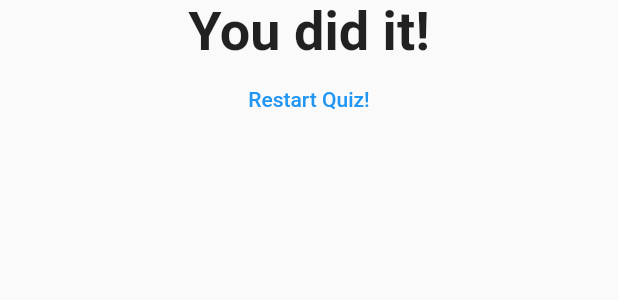
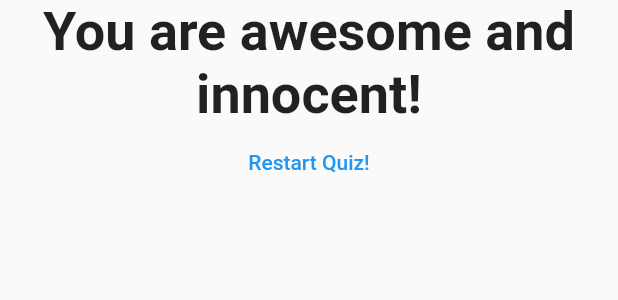
Before and after one commit to shramitgupta/Flutter-Quiz-App, a Flutter app: the Result widget shown alone on an empty page, opened directly with empty values, on a phone screen of 412 x 824 dp. Shown: the top 300 px of the screen. Run offline on Flutter 3.47's test engine with Material 2 defaults, Android fonts, the phone set to English and light mode, and no system bars.

Commit message:
some error solved

```diff
--- a/lib/main.dart
+++ b/lib/main.dart
@@ -1,15 +1,17 @@
 import 'package:flutter/material.dart';
-import 'package:learning_flutter/result.dart';
+
 import './quiz.dart';
 import './result.dart';
+// void main() {
+//   runApp(MyApp());
+// }
 
-void main() {
-  runApp(MyApp());
-}
+void main() => runApp(MyApp());
 
 class MyApp extends StatefulWidget {
   @override
   State<StatefulWidget> createState() {
+    // TODO: implement createState
     return _MyAppState();
   }
 }
@@ -17,35 +19,36 @@ class MyApp extends StatefulWidget {
 class _MyAppState extends State<MyApp> {
   final _questions = const [
     {
-      'questionText': "What's your favorite color?",
+      'questionText': 'What\'s your favorite color?',
       'answers': [
-        {'Text': 'Black', 'score': 10},
-        {'Text': 'Red', 'score': 5},
-        {'Text': 'Green', 'score': 3},
-        {'Text': 'White', 'score': 1},
+        {'text': 'Black', 'score': 10},
+        {'text': 'Red', 'score': 5},
+        {'text': 'Green', 'score': 3},
+        {'text': 'White', 'score': 1},
       ],
     },
     {
-      'questionText': "What's your favorite animal?",
+      'questionText': 'What\'s your favorite animal?',
       'answers': [
-        {'Text': 'Rabbit', 'score': 3},
-        {'Text': 'Snake', 'score': 11},
-        {'Text': 'Elephant', 'score': 5},
-        {'Text': 'Lion', 'score': 9},
+        {'text': 'Rabbit', 'score': 3},
+        {'text': 'Snake', 'score': 11},
+        {'text': 'Elephant', 'score': 5},
+        {'text': 'Lion', 'score': 9},
       ],
     },
     {
-      'questionText': "What's your favorite instructor?",
+      'questionText': 'Who\'s your favorite instructor?',
       'answers': [
-        {'Text': 'Max', 'score': 1},
-        {'Text': 'Max', 'score': 1},
-        {'Text': 'Max', 'score': 1},
-        {'Text': 'Max', 'score': 1},
+        {'text': 'Max', 'score': 1},
+        {'text': 'Max', 'score': 1},
+        {'text': 'Max', 'score': 1},
+        {'text': 'Max', 'score': 1},
       ],
     },
   ];
   var _questionIndex = 0;
   var _totalScore = 0;
+
   void _resetQuiz() {
     setState(() {
       _questionIndex = 0;
@@ -54,31 +57,43 @@ class _MyAppState extends State<MyApp> {
   }
 
   void _answerQuestion(int score) {
-    _totalScore = _totalScore + score;
+    // var aBool = true;
+    // aBool = false;
+
+    _totalScore += score;
+
     setState(() {
       _questionIndex = _questionIndex + 1;
     });
     print(_questionIndex);
     if (_questionIndex < _questions.length) {
-      print("We have more question!");
+      print('We have more questions!');
     } else {
-      print("No more questions!");
+      print('No more questions!');
     }
   }
 
   @override
   Widget build(BuildContext context) {
+    // var dummy = const ['Hello'];
+    // dummy.add('Max');
+    // print(dummy);
+    // dummy = [];
+    // questions = []; // does not work if questions is a const
+
     return MaterialApp(
       home: Scaffold(
         appBar: AppBar(
-            title: Text("My First App"),
+          title: Text('My First App'),
         ),
         body: _questionIndex < _questions.length
             ? Quiz(
                 answerQuestion: _answerQuestion,
                 questionIndex: _questionIndex,
-                  questions: _questions)
-              : Result(_totalScore, _resetQuiz)),
+                questions: _questions,
+              )
+            : Result(_totalScore, _resetQuiz),
+      ),
     );
   }
 }
--- a/lib/question.dart
+++ b/lib/question.dart
@@ -2,7 +2,9 @@ import 'package:flutter/material.dart';
 
 class Question extends StatelessWidget {
   final String questionText;
+
   Question(this.questionText);
+
   @override
   Widget build(BuildContext context) {
     return Container(
--- a/lib/result.dart
+++ b/lib/result.dart
@@ -3,15 +3,17 @@ import 'package:flutter/material.dart';
 class Result extends StatelessWidget {
   final int resultScore;
   final Function resetHandler;
-  Result(this.resultScore,this.resetHandler);
-  String get resuktPhrase {
+
+  Result(this.resultScore, this.resetHandler);
+
+  String get resultPhrase {
     String resultText;
     if (resultScore <= 8) {
       resultText = 'You are awesome and innocent!';
     } else if (resultScore <= 12) {
       resultText = 'Pretty likeable!';
     } else if (resultScore <= 16) {
-      resultText = 'You are .... Strange?!';
+      resultText = 'You are ... strange?!';
     } else {
       resultText = 'You are so bad!';
     }
@@ -22,13 +24,19 @@ class Result extends StatelessWidget {
   Widget build(BuildContext context) {
     return Center(
       child: Column(
-        children: [
+        children: <Widget>[
           Text(
-            "You did it!",
+            resultPhrase,
             style: TextStyle(fontSize: 36, fontWeight: FontWeight.bold),
             textAlign: TextAlign.center,
           ),
-          FlatButton(onPressed: resetHandler, child: Text("Restart Quiz!"),textColor: Colors.blue,)
+          FlatButton(
+            child: Text(
+              'Restart Quiz!',
+            ),
+            textColor: Colors.blue,
+            onPressed: resetHandler,
+          ),
         ],
       ),
     );
```
Also changed, not shown: lib/answer.dart (+5 -2 lines), lib/quiz.dart (+13 -5 lines). Lines whose indentation alone changed are shown as unchanged.
